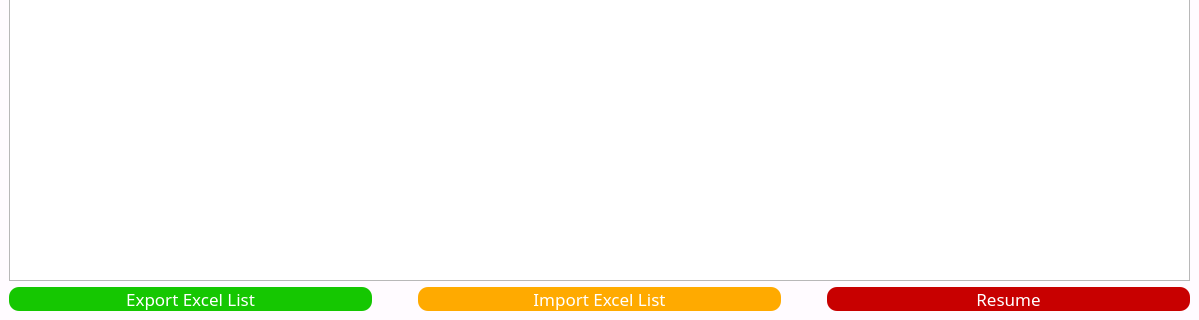
This is ui_highDPI/staff_manage.ui in Josefina-Hernandez/akt_hr_tool as Qt 5 draws it before an edit; both pictures show x 0 to 1199 and y 433 to 753 of the 1199 by 753 pixel window. The edited form follows.
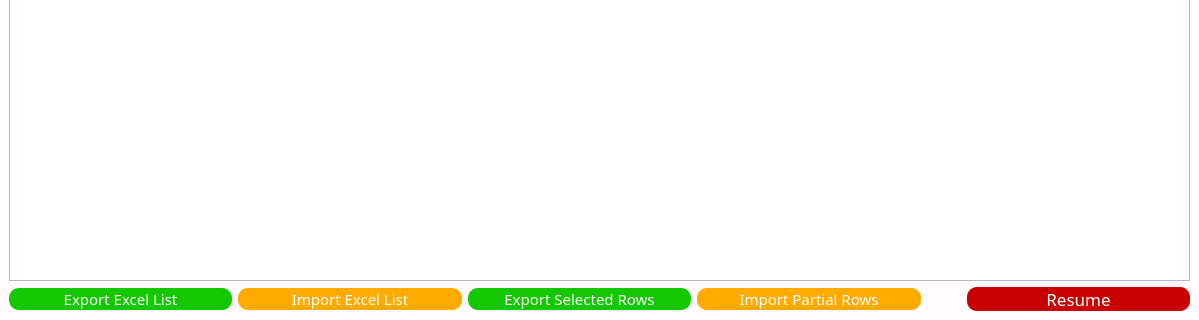
This is the edited form.

```diff
--- a/ui_highDPI/staff_manage.ui
+++ b/ui_highDPI/staff_manage.ui
@@ -96,7 +96,7 @@
 {
     font-family:Microsoft Yahei;
 
-    font-size:13pt;
+    font-size:11pt;
  
     color:white;
 
@@ -127,29 +127,13 @@
         </property>
        </widget>
       </item>
-      <item>
-       <spacer name="horizontalSpacer_2">
-        <property name="orientation">
-         <enum>Qt::Horizontal</enum>
-        </property>
-        <property name="sizeType">
-         <enum>QSizePolicy::Fixed</enum>
-        </property>
-        <property name="sizeHint" stdset="0">
-         <size>
-          <width>40</width>
-          <height>20</height>
-         </size>
-        </property>
-       </spacer>
-      </item>
       <item>
        <widget class="QPushButton" name="pushButton_3">
         <property name="styleSheet">
          <string notr="true">QPushButton
 {
     font-family:Microsoft Yahei;
-    font-size:13pt; 
+    font-size:11pt; 
     color:white;
     background-color:rgb(255, 170, 0);
     border-radius:10px;
@@ -175,6 +159,77 @@
         </property>
        </widget>
       </item>
+      <item>
+       <widget class="QPushButton" name="pushButton">
+        <property name="styleSheet">
+         <string notr="true">QPushButton
+
+{
+    font-family:Microsoft Yahei;
+
+    font-size:11pt;
+ 
+    color:white;
+
+    background-color:rgb(21, 199, 1);
+
+    border-radius:10px;
+
+}
+
+QPushButton:hover
+{
+    background-color:rgb(21, 175, 0);
+    padding-left:-3px;
+    padding-top:-3px;
+
+}
+
+
+QPushButton:pressed
+{  
+    background-color:rgb(0, 113, 0);
+    padding-left:3px;
+    padding-top:3px;
+}</string>
+        </property>
+        <property name="text">
+         <string>Export Selected Rows</string>
+        </property>
+       </widget>
+      </item>
+      <item>
+       <widget class="QPushButton" name="pushButton_5">
+        <property name="styleSheet">
+         <string notr="true">QPushButton
+{
+    font-family:Microsoft Yahei;
+    font-size:11pt; 
+    color:white;
+    background-color:rgb(255, 170, 0);
+    border-radius:10px;
+}
+
+QPushButton:hover
+{
+    background-color:rgb(230, 153, 0);
+    padding-left:-3px;
+    padding-top:-3px;
+
+}
+
+QPushButton:pressed
+{
+    background-color:rgb(197, 128, 0);
+    padding-left:3px;
+    padding-top:3px;
+}</string>
+        </property>
+        <property name="text">
+         <string>Import Partial Rows</string>
+        </property>
+       </widget>
+      </item>
       <item>
        <spacer name="horizontalSpacer_3">
         <property name="orientation">
```
